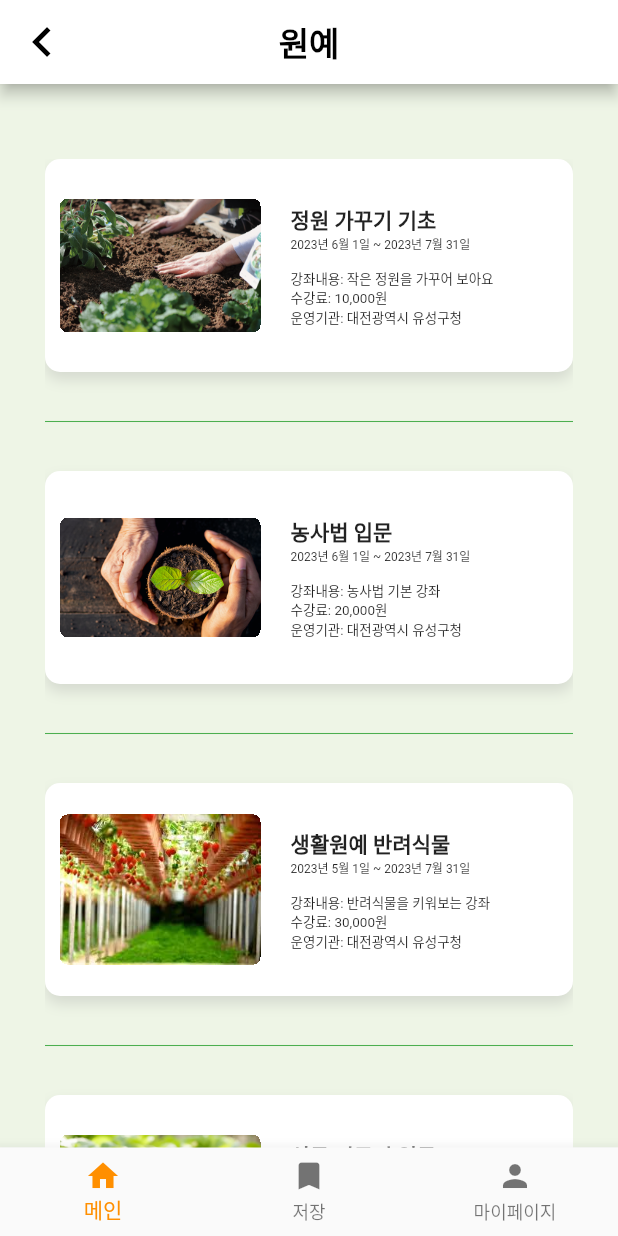
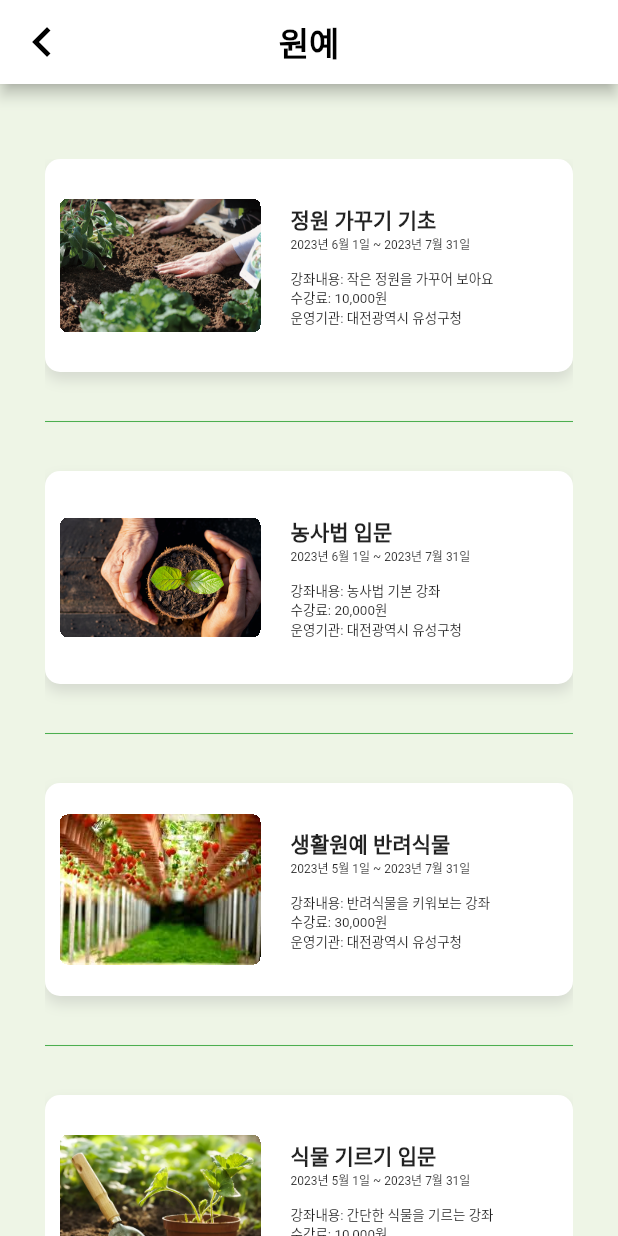
Before and after one commit to sangjun19/BaumNuri, a Flutter app: the CategoryItemList screen opened directly, on a phone screen of 412 x 824 dp. Run offline on Flutter 3.47's test engine with Material 2 defaults, Android fonts, the phone set to English and light mode, and no system bars.

Commit message:
0516 카테고리 내비게이션 바 제거

```diff
--- a/lib/around_lecture.dart
+++ b/lib/around_lecture.dart
@@ -14,7 +14,7 @@ List<Widget> create_lecture() {
     InkWell lec = InkWell(
       onTap: () {print(lecture_name[i]);},
       child: Container(
-        margin: EdgeInsets.all(10),
+        margin: const EdgeInsets.all(10),
         padding: const EdgeInsets.all(10),
         color: Colors.yellow,
         child: Row(
@@ -28,10 +28,10 @@ List<Widget> create_lecture() {
               children: [
                 Text(
                     '${lecture_name[i]}\n'
-                        '${lecture_period[i]}\n\n'
-                        '${lecture_content[i]}\n'
-                        '${lecture_cost[i]}\n'
-                        '${lecture_operator[i]}'
+                    '${lecture_period[i]}\n\n'
+                    '${lecture_content[i]}\n'
+                    '${lecture_cost[i]}\n'
+                    '${lecture_operator[i]}'
                 ),
               ],
             )
--- a/lib/category_item_list.dart
+++ b/lib/category_item_list.dart
@@ -82,8 +82,8 @@ class CategoryItemList extends StatelessWidget {
               return cards[index];
             },
             separatorBuilder: (context, index) {
-              return const Column(
-                children: [
+              return Column(
+                children: const [
                   SizedBox(
                     height: 25,
                   ),
@@ -102,25 +102,25 @@ class CategoryItemList extends StatelessWidget {
             },
             itemCount: cards.length),
       ),
-      bottomNavigationBar: BottomNavigationBar(
-        items: const <BottomNavigationBarItem>[
-          BottomNavigationBarItem(
-            icon: Icon(Icons.home),
-            label: '메인',
-          ),
-          BottomNavigationBarItem(
-            icon: Icon(Icons.bookmark),
-            label: '저장',
-          ),
-          BottomNavigationBarItem(
-            icon: Icon(Icons.person),
-            label: '마이페이지',
-          ),
-        ],
-        currentIndex: _selectedIndex,
-        selectedItemColor: Colors.amber[800],
-        onTap: _onItemTapped,
-      ),
+      // bottomNavigationBar: BottomNavigationBar(
+      //   items: const <BottomNavigationBarItem>[
+      //     BottomNavigationBarItem(
+      //       icon: Icon(Icons.home),
+      //       label: '메인',
+      //     ),
+      //     BottomNavigationBarItem(
+      //       icon: Icon(Icons.bookmark),
+      //       label: '저장',
+      //     ),
+      //     BottomNavigationBarItem(
+      //       icon: Icon(Icons.person),
+      //       label: '마이페이지',
+      //     ),
+      //   ],
+      //   currentIndex: _selectedIndex,
+      //   selectedItemColor: Colors.amber[800],
+      //   onTap: _onItemTapped,
+      // ),
     );
   }
 }
```
Also changed, not shown: pubspec.lock.
